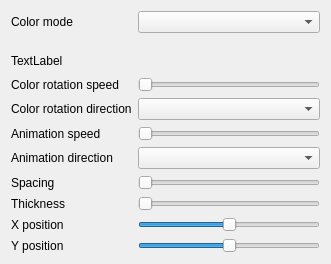
Qt form Effects/Hypnotoad/Hypnotoad.ui (DLdota/OpenRGBEffectsPlugin) before a commit.
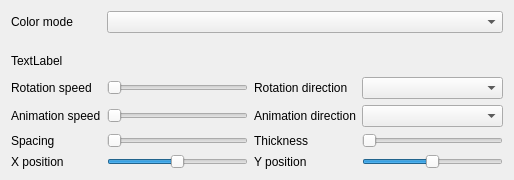
The same form after that commit. Custom widgets are drawn as their Qt base class.

Commit message: Ui modification for several effects

```diff
--- a/Effects/Hypnotoad/Hypnotoad.ui
+++ b/Effects/Hypnotoad/Hypnotoad.ui
@@ -6,15 +6,25 @@
    <rect>
     <x>0</x>
     <y>0</y>
-    <width>331</width>
-    <height>264</height>
+    <width>514</width>
+    <height>180</height>
    </rect>
   </property>
   <property name="windowTitle">
    <string>Form</string>
   </property>
-  <layout class="QGridLayout" name="gridLayout">
-   <item row="8" column="1">
+  <layout class="QGridLayout" name="gridLayout" columnstretch="0,0,0,0">
+   <item row="5" column="0">
+    <widget class="QLabel" name="spacing_label">
+     <property name="text">
+      <string>Spacing</string>
+     </property>
+    </widget>
+   </item>
+   <item row="0" column="1" colspan="3">
+    <widget class="QComboBox" name="color_mode"/>
+   </item>
+   <item row="5" column="3">
     <widget class="QTooltipedSlider" name="thickness">
      <property name="minimum">
       <number>1</number>
@@ -27,40 +37,123 @@
      </property>
     </widget>
    </item>
-   <item row="6" column="0">
+   <item row="3" column="3">
+    <widget class="QComboBox" name="color_rotation_direction"/>
+   </item>
+   <item row="4" column="0">
+    <widget class="QLabel" name="animation_speed_label">
+     <property name="text">
+      <string>Animation speed</string>
+     </property>
+    </widget>
+   </item>
+   <item row="4" column="2">
     <widget class="QLabel" name="animation_direction_label">
      <property name="text">
       <string>Animation direction</string>
      </property>
     </widget>
    </item>
-   <item row="10" column="0">
+   <item row="4" column="1">
+    <widget class="QTooltipedSlider" name="animation_speed">
+     <property name="minimum">
+      <number>10</number>
+     </property>
+     <property name="orientation">
+      <enum>Qt::Horizontal</enum>
+     </property>
+    </widget>
+   </item>
+   <item row="4" column="3">
+    <widget class="QComboBox" name="animation_direction"/>
+   </item>
+   <item row="0" column="0">
+    <widget class="QLabel" name="color_mode_label">
+     <property name="text">
+      <string>Color mode</string>
+     </property>
+    </widget>
+   </item>
+   <item row="6" column="1">
+    <widget class="QTooltipedSlider" name="cx">
+     <property name="maximum">
+      <number>100</number>
+     </property>
+     <property name="value">
+      <number>50</number>
+     </property>
+     <property name="orientation">
+      <enum>Qt::Horizontal</enum>
+     </property>
+    </widget>
+   </item>
+   <item row="6" column="0">
+    <widget class="QLabel" name="cx_label">
+     <property name="text">
+      <string>X position</string>
+     </property>
+    </widget>
+   </item>
+   <item row="6" column="2">
     <widget class="QLabel" name="cy_label">
      <property name="text">
       <string>Y position</string>
      </property>
     </widget>
    </item>
-   <item row="8" column="0">
+   <item row="5" column="1">
+    <widget class="QTooltipedSlider" name="spacing">
+     <property name="minimum">
+      <number>1</number>
+     </property>
+     <property name="maximum">
+      <number>10</number>
+     </property>
+     <property name="orientation">
+      <enum>Qt::Horizontal</enum>
+     </property>
+    </widget>
+   </item>
+   <item row="3" column="2">
+    <widget class="QLabel" name="color_rotation_direction_label">
+     <property name="text">
+      <string>Rotation direction</string>
+     </property>
+    </widget>
+   </item>
+   <item row="3" column="0">
+    <widget class="QLabel" name="color_rotation_speed_label">
+     <property name="text">
+      <string>Rotation speed</string>
+     </property>
+    </widget>
+   </item>
+   <item row="6" column="3">
+    <widget class="QTooltipedSlider" name="cy">
+     <property name="maximum">
+      <number>100</number>
+     </property>
+     <property name="singleStep">
+      <number>1</number>
+     </property>
+     <property name="pageStep">
+      <number>10</number>
+     </property>
+     <property name="value">
+      <number>50</number>
+     </property>
+     <property name="orientation">
+      <enum>Qt::Horizontal</enum>
+     </property>
+    </widget>
+   </item>
+   <item row="5" column="2">
     <widget class="QLabel" name="thickness_label">
      <property name="text">
       <string>Thickness</string>
      </property>
     </widget>
    </item>
-   <item row="7" column="1">
-    <widget class="QTooltipedSlider" name="spacing">
-     <property name="minimum">
-      <number>1</number>
-     </property>
-     <property name="maximum">
-      <number>10</number>
-     </property>
-     <property name="orientation">
-      <enum>Qt::Horizontal</enum>
-     </property>
-    </widget>
-   </item>
    <item row="3" column="1">
     <widget class="QTooltipedSlider" name="color_rotation_speed">
      <property name="minimum">
@@ -71,27 +164,10 @@
      </property>
     </widget>
    </item>
-   <item row="9" column="1">
-    <widget class="QTooltipedSlider" name="cx">
-     <property name="maximum">
-      <number>100</number>
-     </property>
-     <property name="value">
-      <number>50</number>
-     </property>
-     <property name="orientation">
-      <enum>Qt::Horizontal</enum>
-     </property>
-    </widget>
+   <item row="1" column="0" colspan="4">
+    <widget class="ColorsPicker" name="colors_picker" native="true"/>
    </item>
-   <item row="3" column="0">
-    <widget class="QLabel" name="color_rotation_speed_label">
-     <property name="text">
-      <string>Color rotation speed</string>
-     </property>
-    </widget>
-   </item>
-   <item row="2" column="0" colspan="2">
+   <item row="2" column="0" colspan="4">
     <widget class="QLabel" name="gradient">
      <property name="sizePolicy">
       <sizepolicy hsizetype="Expanding" vsizetype="Preferred">
@@ -119,82 +195,6 @@
      </property>
     </widget>
    </item>
-   <item row="6" column="1">
-    <widget class="QComboBox" name="animation_direction"/>
-   </item>
-   <item row="9" column="0">
-    <widget class="QLabel" name="cx_label">
-     <property name="text">
-      <string>X position</string>
-     </property>
-    </widget>
-   </item>
-   <item row="1" column="0" colspan="2">
-    <widget class="ColorsPicker" name="colors_picker" native="true"/>
-   </item>
-   <item row="5" column="0">
-    <widget class="QLabel" name="animation_speed_label">
-     <property name="text">
-      <string>Animation speed</string>
-     </property>
-    </widget>
-   </item>
-   <item row="0" column="0">
-    <widget class="QLabel" name="color_mode_label">
-     <property name="text">
-      <string>Color mode</string>
-     </property>
-    </widget>
-   </item>
-   <item row="5" column="1">
-    <widget class="QTooltipedSlider" name="animation_speed">
-     <property name="minimum">
-      <number>10</number>
-     </property>
-     <property name="orientation">
-      <enum>Qt::Horizontal</enum>
-     </property>
-    </widget>
-   </item>
-   <item row="10" column="1">
-    <widget class="QTooltipedSlider" name="cy">
-     <property name="maximum">
-      <number>100</number>
-     </property>
-     <property name="singleStep">
-      <number>1</number>
-     </property>
-     <property name="pageStep">
-      <number>10</number>
-     </property>
-     <property name="value">
-      <number>50</number>
-     </property>
-     <property name="orientation">
-      <enum>Qt::Horizontal</enum>
-     </property>
-    </widget>
-   </item>
-   <item row="7" column="0">
-    <widget class="QLabel" name="spacing_label">
-     <property name="text">
-      <string>Spacing</string>
-     </property>
-    </widget>
-   </item>
-   <item row="0" column="1">
-    <widget class="QComboBox" name="color_mode"/>
-   </item>
-   <item row="4" column="1">
-    <widget class="QComboBox" name="color_rotation_direction"/>
-   </item>
-   <item row="4" column="0">
-    <widget class="QLabel" name="color_rotation_direction_label">
-     <property name="text">
-      <string>Color rotation direction</string>
-     </property>
-    </widget>
-   </item>
   </layout>
  </widget>
  <customwidgets>
```
The commit also changes 7 other files.
